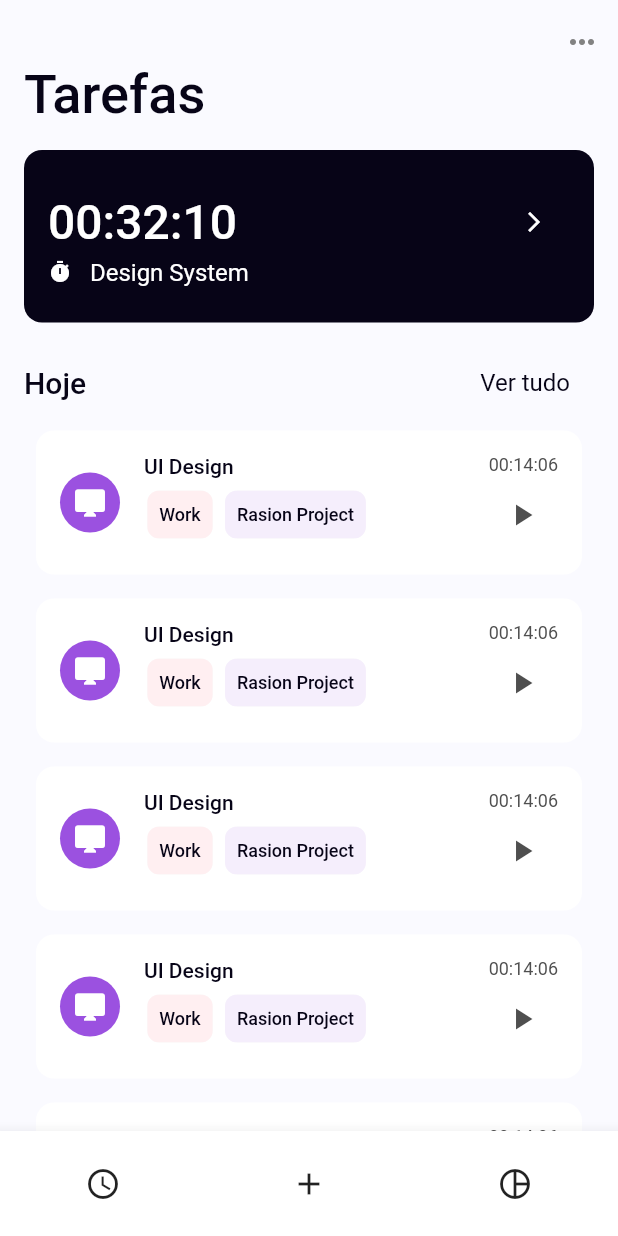
After one commit to leandro-mancini/timepad, a Flutter app: the screen it shows after launch, item 2 of the bottom bar chosen, after a tap on the "access time" icon, on a phone screen of 412 x 824 dp. The commit adds this screen. Run offline on Flutter 3.47's test engine with Material 2 defaults, Android fonts, the phone set to English and light mode, and no system bars.

Commit message:
feat(tasks): create view tasks

```diff
--- a/lib/ui/home/home_view.dart
+++ b/lib/ui/home/home_view.dart
@@ -1,14 +1,35 @@
 import 'package:flutter/material.dart';
 import 'package:timepad/ui/shared/styles.dart';
 import 'package:timepad/ui/shared/widgets/bottom_navigation_bar_layout.dart';
+import 'package:timepad/ui/task/task_view.dart';
+import 'package:timepad/ui/tasks/tasks_view.dart';
 
-class HomeView extends StatelessWidget {
+class HomeView extends StatefulWidget {
+  @override
+  _HomeViewState createState() => _HomeViewState();
+}
+
+class _HomeViewState extends State<HomeView> {
+  int currentIndex = 0;
+
+  List<Widget> pages = [
+    TasksView(),
+    TaskView(),
+  ];
+
   @override
   Widget build(BuildContext context) {
     return Scaffold(
+      body: body(),
       bottomNavigationBar: bottomNavigationBar(),
       // floatingActionButton: floatingActionButton(),
       // floatingActionButtonLocation: FloatingActionButtonLocation.centerDocked,
+    );
+  }
+
+  Widget body() {
+    return Container(
+      child: pages[currentIndex],
     );
   }
 
@@ -40,5 +61,7 @@ class HomeView extends StatelessWidget {
 
   void _onTab(int index) {
     print(index);
+    setState(() => currentIndex = index);
+    print('currentIndex: ${currentIndex}');
   }
 }
--- a/lib/ui/shared/styles.dart
+++ b/lib/ui/shared/styles.dart
@@ -7,7 +7,7 @@ const Color dsGreen = Color(0xFF07E092);
 const Color dsLightGrey = Color(0xFFFAFAFF);
 const Color dsGrey2 = Color(0xFF4F4F4F);
 const Color dsGrey3 = Color(0xFF828282);
-const Color dsBlack = Color(0xFF000000);
+const Color dsBlack = Color(0xFF070417);
 const Color dsPurple = Color(0xFF9B51E0);
 const Color dsOrange = Color(0xFFFFA656);
 const Color dsDark = Color(0xFF18152C);
@@ -44,6 +44,12 @@ const TextStyle dsHeadingPeta = TextStyle(
   fontWeight: FontWeight.w500
 );
 
+const TextStyle dsHeadingPetaWhite = TextStyle(
+  color: dsWhite,
+  fontSize: ds3XLarge,
+  fontWeight: FontWeight.w500
+);
+
 const TextStyle dsHeadingTera = TextStyle(
   color: dsBlack,
   fontSize: ds2XLarge,
@@ -75,6 +81,12 @@ const TextStyle dsSubHeadingMega = TextStyle(
   fontWeight: FontWeight.w500
 );
 
+const TextStyle dsSubHeadingKilo = TextStyle(
+  color: dsBlack,
+  fontSize: dsSmall,
+  fontWeight: FontWeight.w500
+);
+
 // Text
 const TextStyle dsTextKilo = TextStyle(
   color: dsGrey2,
@@ -93,3 +105,9 @@ const TextStyle dsTextGiga = TextStyle(
   fontSize: dsMedium,
   fontWeight: FontWeight.w400
 );
+
+const TextStyle dsTextGigaWhite = TextStyle(
+  color: dsWhite,
+  fontSize: dsMedium,
+  fontWeight: FontWeight.w400
+);
--- /dev/null
+++ b/lib/ui/shared/widgets/list_item_layout.dart
@@ -0,0 +1,123 @@
+import 'package:flutter/material.dart';
+import 'package:timepad/ui/shared/styles.dart';
+
+class ListItemLayout extends StatelessWidget {
+  @override
+  Widget build(BuildContext context) {
+    return Card(
+      margin: EdgeInsets.all(8),
+      elevation: 0,
+      shape: RoundedRectangleBorder(borderRadius: BorderRadius.circular(dsXSmall)),
+      child: Stack(
+        children: [
+          Container(
+            padding: EdgeInsets.all(dsMedium),
+            child: Row(
+              mainAxisAlignment: MainAxisAlignment.spaceBetween,
+              crossAxisAlignment: CrossAxisAlignment.start,
+              children: [
+                Row(
+                  children: [avatar(), info()],
+                ),
+                timer(),
+              ],
+            ),
+          ),
+          action()
+        ],
+      ),
+
+    );
+  }
+
+  Widget avatar() {
+    return CircleAvatar(
+      backgroundColor: dsPurple,
+      child: Icon(
+        Icons.desktop_mac,
+        color: dsWhite,
+        size: ds2XLarge,
+      ),
+    );
+  }
+
+  Widget info() {
+    return Container(
+      padding: EdgeInsets.symmetric(
+        horizontal: dsMedium
+      ),
+      child: Column(
+        crossAxisAlignment: CrossAxisAlignment.start,
+        children: [
+          Text(
+            'UI Design',
+            style: dsSubHeadingKilo,
+          ),
+          Wrap(
+            spacing: 6.0,
+            runSpacing: 6.0,
+            children: <Widget>[
+              _buildChip('Work', Color(0xFFFFEFF1)),
+              _buildChip('Rasion Project', Color(0xFFF5EEFC)),
+            ],
+          )
+        ],
+      ),
+    );
+  }
+
+  Widget _buildChip(String label, Color color) {
+    return Chip(
+      labelPadding: EdgeInsets.all(0),
+      label: Text(
+        label,
+        style: TextStyle(
+          fontSize: dsXSmall,
+          color: dsBlack,
+        ),
+      ),
+      backgroundColor: color,
+      padding: EdgeInsets.all(8.0),
+      shape: RoundedRectangleBorder(borderRadius: BorderRadius.circular(8)),
+    );
+  }
+
+  Widget timer() {
+    return Text(
+      '00:14:06',
+      style: dsTextKilo,
+    );
+  }
+
+  Widget action() {
+    return Positioned(
+      bottom: dsMedium,
+      right: dsMedium,
+      child: IconButton(
+        onPressed: () => {},
+        icon: Icon(
+          Icons.play_arrow,
+          size: ds2XLarge,
+          color: dsGrey2,
+        ),
+      ),
+    );
+    // return Column(
+    //   mainAxisAlignment: MainAxisAlignment.end,
+    //   children: [
+    //     Text(
+    //       '00:14:06',
+    //       style: dsTextKilo,
+    //     ),
+    //     IconButton(
+    //       onPressed: () => {},
+    //       icon: Icon(
+    //         Icons.play_arrow,
+    //         size: ds2XLarge,
+    //         color: dsGrey2,
+    //       ),
+    //     ),
+    //   ],
+    // );
+  }
+}
--- /dev/null
+++ b/lib/ui/task/task_view.dart
@@ -0,0 +1,17 @@
+import 'package:flutter/material.dart';
+
+class TaskView extends StatefulWidget {
+  @override
+  _TaskViewState createState() => _TaskViewState();
+}
+
+class _TaskViewState extends State<TaskView> {
+  @override
+  Widget build(BuildContext context) {
+    return Scaffold(
+      body: Center(
+        child: Text('Task'),
+      ),
+    );
+  }
+}
--- /dev/null
+++ b/lib/ui/tasks/app_bar_view.dart
@@ -0,0 +1,34 @@
+import 'package:flutter/material.dart';
+import 'package:timepad/ui/shared/styles.dart';
+
+class AppBarView extends StatelessWidget {
+  @override
+  Widget build(BuildContext context) {
+    return SliverAppBar(
+      titleSpacing: 0,
+      pinned: true,
+      expandedHeight: 100.0,
+      backgroundColor: dsBackground,
+      flexibleSpace: FlexibleSpaceBar(
+        title: Text(
+          'Tarefas',
+          style: dsHeadingTera,
+        ),
+        titlePadding: EdgeInsets.symmetric(
+          horizontal: dsMedium,
+          vertical: dsMedium
+        )
+      ),
+      actions: <Widget>[
+        IconButton(
+          icon: Icon(
+            Icons.more_horiz,
+            color: dsGrey3,
+          ),
+          tooltip: 'Configurações',
+          onPressed: () { /* ... */ },
+        ),
+      ]
+    );
+  }
+}
--- /dev/null
+++ b/lib/ui/tasks/tasks_list_action_view.dart
@@ -0,0 +1,38 @@
+import 'package:flutter/material.dart';
+import 'package:timepad/ui/shared/styles.dart';
+
+class TasksListActionView extends StatelessWidget {
+  @override
+  Widget build(BuildContext context) {
+    return SliverToBoxAdapter(
+      child: actionContent(),
+    );
+  }
+
+  Widget actionContent() {
+    return Container(
+      margin: EdgeInsets.only(
+        top: dsMedium
+      ),
+      padding: EdgeInsets.symmetric(
+        horizontal: dsMedium
+      ),
+      child: Row(
+        mainAxisAlignment: MainAxisAlignment.spaceBetween,
+        children: [
+          Text(
+            'Hoje',
+            style: dsSubHeadingGiga,
+          ),
+          FlatButton(
+            onPressed: () => {},
+            child: Text(
+              'Ver tudo',
+              style: dsTextGiga,
+            ),
+          ),
+        ],
+      ),
+    );
+  }
+}
--- /dev/null
+++ b/lib/ui/tasks/tasks_list_view.dart
@@ -0,0 +1,22 @@
+import 'package:flutter/material.dart';
+import 'package:timepad/ui/shared/styles.dart';
+import 'package:timepad/ui/shared/widgets/list_item_layout.dart';
+
+class TaskListView extends StatelessWidget {
+  @override
+  Widget build(BuildContext context) {
+    return SliverPadding(
+      padding: EdgeInsets.symmetric(
+        horizontal: dsMedium
+      ),
+      sliver: SliverList(
+        delegate: SliverChildBuilderDelegate(
+          (BuildContext context, int index) {
+            return ListItemLayout();
+          },
+          childCount: 10,
+        ),
+      ),
+    );
+  }
+}
--- /dev/null
+++ b/lib/ui/tasks/tasks_view.dart
@@ -0,0 +1,24 @@
+import 'package:flutter/material.dart';
+import 'package:timepad/ui/tasks/app_bar_view.dart';
+import 'package:timepad/ui/tasks/tasks_list_action_view.dart';
+import 'package:timepad/ui/tasks/tasks_list_view.dart';
+import 'package:timepad/ui/tasks/timer_card_view.dart';
+
+class TasksView extends StatefulWidget {
+  @override
+  _TasksViewState createState() => _TasksViewState();
+}
+
+class _TasksViewState extends State<TasksView> {
+  @override
+  Widget build(BuildContext context) {
+    return CustomScrollView(
+      slivers: [
+        AppBarView(),
+        TimerCardView(),
+        TasksListActionView(),
+        TaskListView(),
+      ],
+    );
+  }
+}
--- /dev/null
+++ b/lib/ui/tasks/timer_card_view.dart
@@ -0,0 +1,64 @@
+import 'package:flutter/material.dart';
+import 'package:timepad/ui/shared/styles.dart';
+
+class TimerCardView extends StatelessWidget {
+  @override
+  Widget build(BuildContext context) {
+    return SliverToBoxAdapter(
+      child: Container(
+        padding: EdgeInsets.symmetric(
+          horizontal: dsMedium
+        ),
+        child: Container(
+          decoration: BoxDecoration(
+            color: dsBlack,
+            borderRadius: BorderRadius.all(Radius.circular(dsXSmall))
+          ),
+          padding: EdgeInsets.symmetric(
+            horizontal: dsMedium,
+            vertical: ds2XLarge
+          ),
+          child: Column(
+            children: [
+              Row(
+                mainAxisAlignment: MainAxisAlignment.spaceBetween,
+                children: [
+                  Text(
+                    '00:32:10',
+                    style: dsHeadingPetaWhite,
+                  ),
+                  IconButton(
+                    icon: Icon(
+                      Icons.arrow_forward_ios,
+                      color: dsWhite,
+                      size: dsMedium,
+                    ),
+                    tooltip: 'Ir',
+                    onPressed: () { /* ... */ },
+                    splashColor: dsWhite,
+                  ),
+                ],
+              ),
+              Row(
+                children: [
+                  Icon(
+                    Icons.timer,
+                    color: dsWhite,
+                    size: dsMedium,
+                  ),
+                  SizedBox(
+                    width: dsXSmall,
+                  ),
+                  Text(
+                    'Design System',
+                    style: dsTextGigaWhite,
+                  )
+                ],
+              ),
+            ],
+          ),
+        ),
+      ),
+    );
+  }
+}
```
